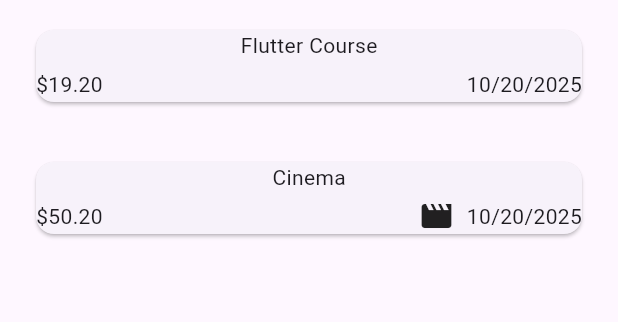
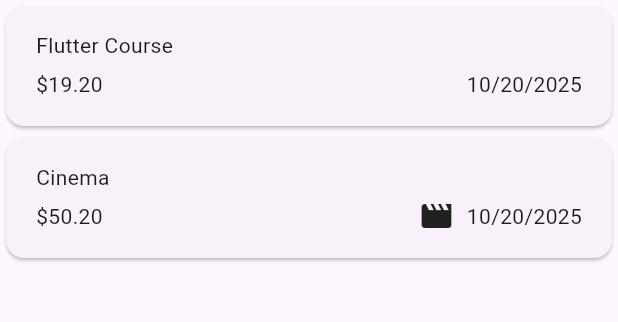
Before and after one commit to niloymamun/expenses-tracker, a Flutter app: the screen it shows after launch, on a phone screen of 412 x 824 dp, the part 114-436 px from its top. Run offline on Flutter 3.47's test engine with Material 3 defaults, Android fonts, the phone set to English and light mode, and no system bars.

Commit message:
design update

```diff
--- a/lib/main.dart
+++ b/lib/main.dart
@@ -2,5 +2,5 @@ import 'package:expenses_tracker/widgets/expenses.dart';
 import 'package:flutter/material.dart';
 
 void main() {
-  runApp(MaterialApp(theme: ThemeData(useMaterial3: true), home: Expenses()));
+  runApp(MaterialApp(home: Expenses()));
 }
--- a/lib/widgets/expenses_list/expense_item.dart
+++ b/lib/widgets/expenses_list/expense_item.dart
@@ -7,10 +7,11 @@ class ExpenseItem extends StatelessWidget {
 
   @override
   Widget build(BuildContext context) {
-    return Padding(
-      padding: const EdgeInsets.symmetric(horizontal: 20.0, vertical: 16.0),
-      child: Card(
+    return Card(
+      child: Padding(
+        padding: EdgeInsets.symmetric(horizontal: 20, vertical: 16),
         child: Column(
+          crossAxisAlignment: CrossAxisAlignment.start,
           children: [
             Text(expense.title),
             SizedBox(height: 4),
```
